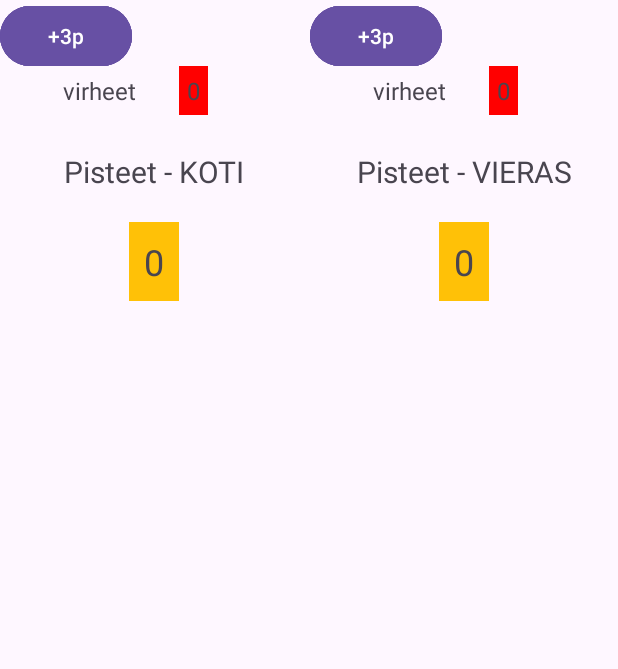
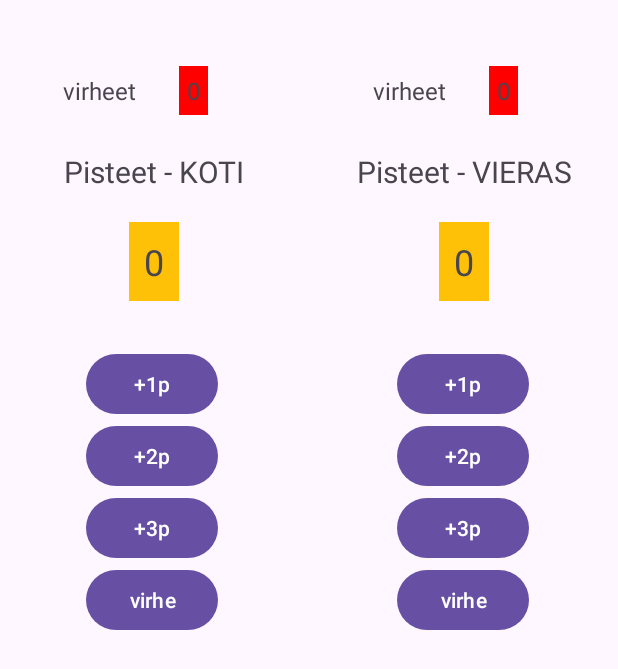
Before and after one commit to jonnevuorela/Android-Course, an Android app: the screen it shows after launch (MainActivity), on a phone screen of 412 x 824 dp. Shown: the top 669 px of the screen. Run offline under Robolectric (Android 15) with nearby library versions, the light colour scheme and no system bars.

Commit message:
ui toiminnallisuus

```diff
--- a/harjoitus31/app/src/main/java/com/example/harjoitus_3_1/MainActivity.kt
+++ b/harjoitus31/app/src/main/java/com/example/harjoitus_3_1/MainActivity.kt
@@ -1,12 +1,49 @@
 package com.example.harjoitus_3_1
 
+import android.content.Context
+import android.content.SharedPreferences
 import android.os.Bundle
+import android.widget.Button
+import android.widget.TextView
 import androidx.activity.enableEdgeToEdge
 import androidx.appcompat.app.AppCompatActivity
 import androidx.core.view.ViewCompat
 import androidx.core.view.WindowInsetsCompat
 
 class MainActivity : AppCompatActivity() {
+    lateinit var sharedPref: SharedPreferences
+
+    lateinit var button1Koti: Button
+    lateinit var button2Koti: Button
+    lateinit var button3Koti: Button
+    lateinit var buttonVirheKoti: Button
+    lateinit var virheetKoti: TextView
+    lateinit var pisteenKoti: TextView
+
+    lateinit var button1Vieras: Button
+    lateinit var button2Vieras: Button
+    lateinit var button3Vieras: Button
+    lateinit var buttonVirheVieras: Button
+    lateinit var virheetVieras: TextView
+    lateinit var pisteetVieras: TextView
+
+    fun initUi(){
+        button1Koti = findViewById(R.id.button1_koti)
+        button2Koti = findViewById(R.id.button2_koti)
+        button3Koti = findViewById(R.id.button3_koti)
+        buttonVirheKoti = findViewById(R.id.button_virhe_koti)
+
+        button1Vieras = findViewById(R.id.button1_vieras)
+        button2Vieras = findViewById(R.id.button2_vieras)
+        button3Vieras = findViewById(R.id.button3_vieras)
+        buttonVirheVieras = findViewById(R.id.button_virhe_vieras)
+
+        virheetKoti = findViewById(R.id.virheet_koti)
+        virheetVieras = findViewById(R.id.virheet_vieras)
+        pisteenKoti = findViewById(R.id.pisteet_koti)
+        pisteetVieras = findViewById(R.id.pisteet_vieras)
+    }
+
     override fun onCreate(savedInstanceState: Bundle?) {
         super.onCreate(savedInstanceState)
         enableEdgeToEdge()
@@ -16,5 +53,10 @@ class MainActivity : AppCompatActivity() {
             v.setPadding(systemBars.left, systemBars.top, systemBars.right, systemBars.bottom)
             insets
         }
+
+        sharedPref = this.getPreferences(Context.MODE_PRIVATE)
+        initUi()
     }
+
+
 }
--- a/harjoitus31/app/src/main/res/layout/activity_main.xml
+++ b/harjoitus31/app/src/main/res/layout/activity_main.xml
@@ -82,39 +82,52 @@
                 android:id="@+id/button_virhe_vieras"
                 android:layout_width="wrap_content"
                 android:layout_height="wrap_content"
+                android:layout_marginStart="57dp"
+                android:layout_marginEnd="59dp"
                 android:text="@string/virhebutton"
-                tools:layout_editor_absoluteX="57dp"
-                tools:layout_editor_absoluteY="374dp" />
+                app:layout_constraintEnd_toEndOf="parent"
+                app:layout_constraintStart_toStartOf="parent"
+                app:layout_constraintTop_toBottomOf="@+id/button3_vieras" />
 
             <Button
                 android:id="@+id/button1_vieras"
                 android:layout_width="wrap_content"
                 android:layout_height="wrap_content"
+                android:layout_marginStart="57dp"
+                android:layout_marginTop="31dp"
+                android:layout_marginEnd="59dp"
                 android:text="@string/onepoint"
-                tools:layout_editor_absoluteX="57dp"
-                tools:layout_editor_absoluteY="230dp" />
+                app:layout_constraintEnd_toEndOf="parent"
+                app:layout_constraintStart_toStartOf="parent"
+                app:layout_constraintTop_toBottomOf="@+id/pisteet_vieras" />
 
             <Button
                 android:id="@+id/button2_vieras"
                 android:layout_width="wrap_content"
                 android:layout_height="wrap_content"
+                android:layout_marginStart="57dp"
+                android:layout_marginEnd="59dp"
                 android:text="@string/twopoint"
-                tools:layout_editor_absoluteX="57dp"
-                tools:layout_editor_absoluteY="278dp" />
+                app:layout_constraintEnd_toEndOf="parent"
+                app:layout_constraintStart_toStartOf="parent"
+                app:layout_constraintTop_toBottomOf="@+id/button1_vieras" />
 
             <Button
                 android:id="@+id/button3_vieras"
                 android:layout_width="wrap_content"
                 android:layout_height="wrap_content"
+                android:layout_marginStart="57dp"
+                android:layout_marginEnd="59dp"
                 android:text="@string/threepoint"
-                tools:layout_editor_absoluteX="57dp"
-                tools:layout_editor_absoluteY="326dp" />
+                app:layout_constraintEnd_toEndOf="parent"
+                app:layout_constraintStart_toStartOf="parent"
+                app:layout_constraintTop_toBottomOf="@+id/button2_vieras" />
 
         </androidx.constraintlayout.widget.ConstraintLayout>
     </LinearLayout>
 
     <LinearLayout
-        android:id="@+id/vieras"
+        android:id="@+id/koti"
         android:layout_width="205dp"
         android:layout_height="0dp"
         android:orientation="horizontal"
@@ -125,7 +138,7 @@
             android:layout_height="733dp">
 
             <TextView
-                android:id="@+id/virheet_title_vieras"
+                android:id="@+id/virheet_title_koti"
                 android:layout_width="wrap_content"
                 android:layout_height="wrap_content"
                 android:layout_marginTop="44dp"
@@ -139,7 +152,7 @@
                 app:layout_constraintTop_toTopOf="parent" />
 
             <TextView
-                android:id="@+id/virheet_vieras"
+                android:id="@+id/virheet_koti"
                 android:layout_width="wrap_content"
                 android:layout_height="wrap_content"
                 android:layout_marginStart="23dp"
@@ -151,11 +164,11 @@
                 android:text="0"
                 android:textSize="16sp"
                 app:layout_constraintEnd_toEndOf="parent"
-                app:layout_constraintStart_toEndOf="@+id/virheet_title_vieras"
+                app:layout_constraintStart_toEndOf="@+id/virheet_title_koti"
                 app:layout_constraintTop_toTopOf="parent" />
 
             <TextView
-                android:id="@+id/pisteet_title_vieras"
+                android:id="@+id/pisteet_title_koti"
                 android:layout_width="wrap_content"
                 android:layout_height="wrap_content"
                 android:layout_marginStart="42dp"
@@ -165,10 +178,10 @@
                 android:textSize="20sp"
                 app:layout_constraintEnd_toEndOf="parent"
                 app:layout_constraintStart_toStartOf="parent"
-                app:layout_constraintTop_toBottomOf="@+id/virheet_title_vieras" />
+                app:layout_constraintTop_toBottomOf="@+id/virheet_title_koti" />
 
             <TextView
-                android:id="@+id/pisteet_vieras"
+                android:id="@+id/pisteet_koti"
                 android:layout_width="wrap_content"
                 android:layout_height="wrap_content"
                 android:layout_marginStart="86dp"
@@ -182,39 +195,52 @@
                 app:layout_constraintEnd_toEndOf="parent"
                 app:layout_constraintHorizontal_bias="0.0"
                 app:layout_constraintStart_toStartOf="parent"
-                app:layout_constraintTop_toBottomOf="@+id/pisteet_title_vieras" />
+                app:layout_constraintTop_toBottomOf="@+id/pisteet_title_koti" />
 
             <Button
-                android:id="@+id/button_virhe_vieras"
+                android:id="@+id/button_virhe_koti"
                 android:layout_width="wrap_content"
                 android:layout_height="wrap_content"
+                android:layout_marginStart="57dp"
+                android:layout_marginEnd="60dp"
                 android:text="@string/virhebutton"
-                tools:layout_editor_absoluteX="57dp"
-                tools:layout_editor_absoluteY="374dp" />
+                app:layout_constraintEnd_toEndOf="parent"
+                app:layout_constraintStart_toStartOf="parent"
+                app:layout_constraintTop_toBottomOf="@+id/button3_koti" />
 
             <Button
-                android:id="@+id/button1_vieras"
+                android:id="@+id/button1_koti"
                 android:layout_width="wrap_content"
                 android:layout_height="wrap_content"
+                android:layout_marginStart="57dp"
+                android:layout_marginTop="31dp"
+                android:layout_marginEnd="60dp"
                 android:text="@string/onepoint"
-                tools:layout_editor_absoluteX="57dp"
-                tools:layout_editor_absoluteY="230dp" />
+                app:layout_constraintEnd_toEndOf="parent"
+                app:layout_constraintStart_toStartOf="parent"
+                app:layout_constraintTop_toBottomOf="@+id/pisteet_koti" />
 
             <Button
-                android:id="@+id/button2_vieras"
+                android:id="@+id/button2_koti"
                 android:layout_width="wrap_content"
                 android:layout_height="wrap_content"
+                android:layout_marginStart="57dp"
+                android:layout_marginEnd="60dp"
                 android:text="@string/twopoint"
-                tools:layout_editor_absoluteX="57dp"
-                tools:layout_editor_absoluteY="278dp" />
+                app:layout_constraintEnd_toEndOf="parent"
+                app:layout_constraintStart_toStartOf="parent"
+                app:layout_constraintTop_toBottomOf="@+id/button1_koti" />
 
             <Button
-                android:id="@+id/button3_vieras"
+                android:id="@+id/button3_koti"
                 android:layout_width="wrap_content"
                 android:layout_height="wrap_content"
+                android:layout_marginStart="57dp"
+                android:layout_marginEnd="60dp"
                 android:text="@string/threepoint"
-                tools:layout_editor_absoluteX="57dp"
-                tools:layout_editor_absoluteY="326dp" />
+                app:layout_constraintEnd_toEndOf="parent"
+                app:layout_constraintStart_toStartOf="parent"
+                app:layout_constraintTop_toBottomOf="@+id/button2_koti" />
 
         </androidx.constraintlayout.widget.ConstraintLayout>
     </LinearLayout>
```
